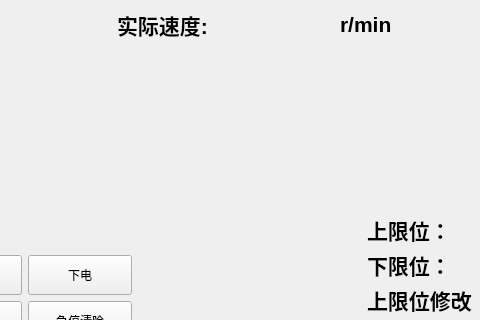
This is ui/home_page/homepage.ui in 1634609456/qt as Qt 5 draws it before an edit; both pictures show x 333 to 813 and y 0 to 320 of the 1042 by 820 pixel window. The edited form follows.
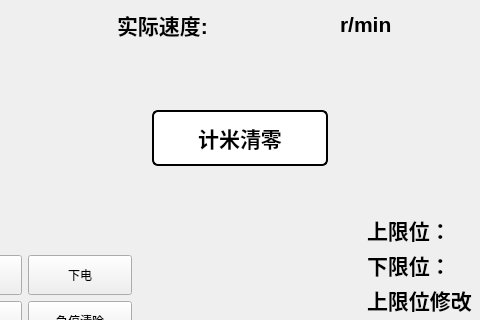
This is the edited form.

What changed in the file:
```diff
--- a/ui/home_page/homepage.ui
+++ b/ui/home_page/homepage.ui
@@ -674,6 +674,28 @@
     <string>当前权限：游客</string>
    </property>
   </widget>
+  <widget class="QPushButton" name="pushButton_20">
+   <property name="geometry">
+    <rect>
+     <x>485</x>
+     <y>110</y>
+     <width>176</width>
+     <height>56</height>
+    </rect>
+   </property>
+   <property name="font">
+    <font>
+     <pointsize>16</pointsize>
+     <bold>true</bold>
+    </font>
+   </property>
+   <property name="styleSheet">
+    <string notr="true">QPushButton{border:2px solid rgb(0,0,0);color:rgb(0,0,0);background:white;border-radius:6px;}QPushButton:hover{background:rgb(245,245,245);}QPushButton:pressed{background:rgb(230,230,230);}</string>
+   </property>
+   <property name="text">
+    <string>计米清零</string>
+   </property>
+  </widget>
   <widget class="QWidget" name="">
    <property name="geometry">
     <rect>
```
